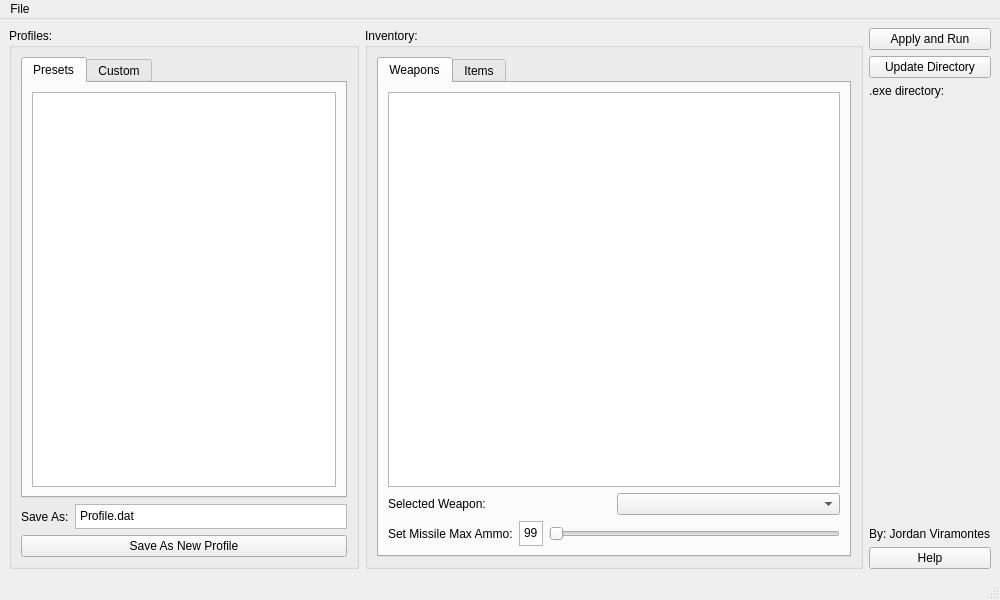
Qt form mainwindow.ui (JordanViramontes/Cave-Story-Profile-Manager) before a commit.
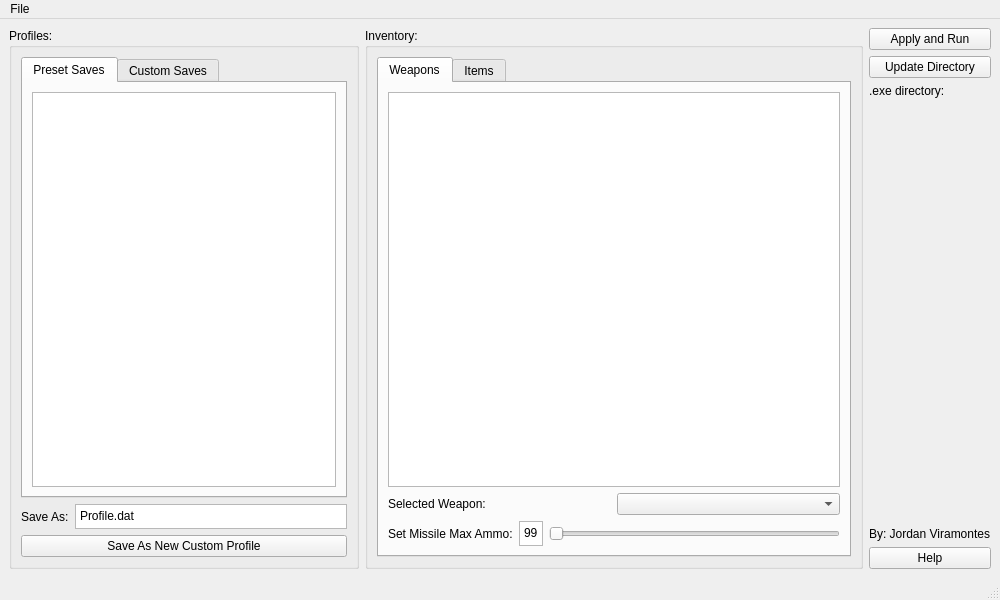
The same form after that commit.

Commit message: save as edit updates depending on selected file

```diff
--- a/mainwindow.ui
+++ b/mainwindow.ui
@@ -65,7 +65,7 @@
              </property>
              <widget class="QWidget" name="presetTab">
               <attribute name="title">
-               <string>Presets</string>
+               <string>Preset Saves</string>
               </attribute>
               <layout class="QGridLayout" name="gridLayout_5">
                <item row="0" column="0">
@@ -85,7 +85,7 @@
              </widget>
              <widget class="QWidget" name="customTab">
               <attribute name="title">
-               <string>Custom</string>
+               <string>Custom Saves</string>
               </attribute>
               <layout class="QGridLayout" name="gridLayout_4">
                <item row="0" column="0">
@@ -168,7 +168,7 @@
            <item>
             <widget class="QPushButton" name="saveAsPushButton">
              <property name="text">
-              <string>Save As New Profile</string>
+              <string>Save As New Custom Profile</string>
              </property>
             </widget>
            </item>
```
The commit also changes 2 other files.
